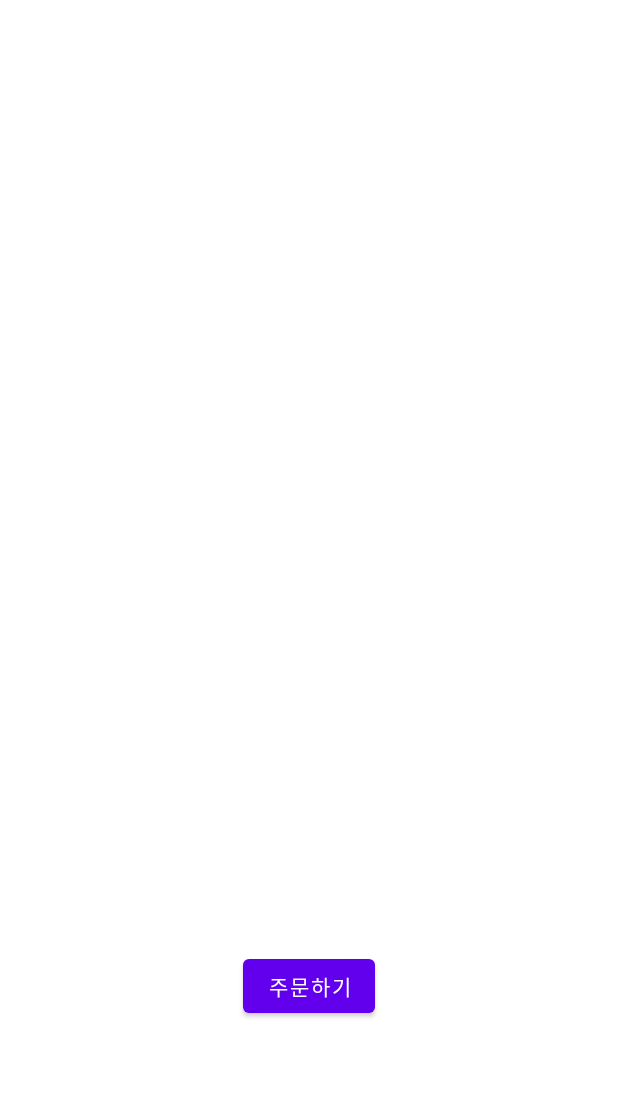
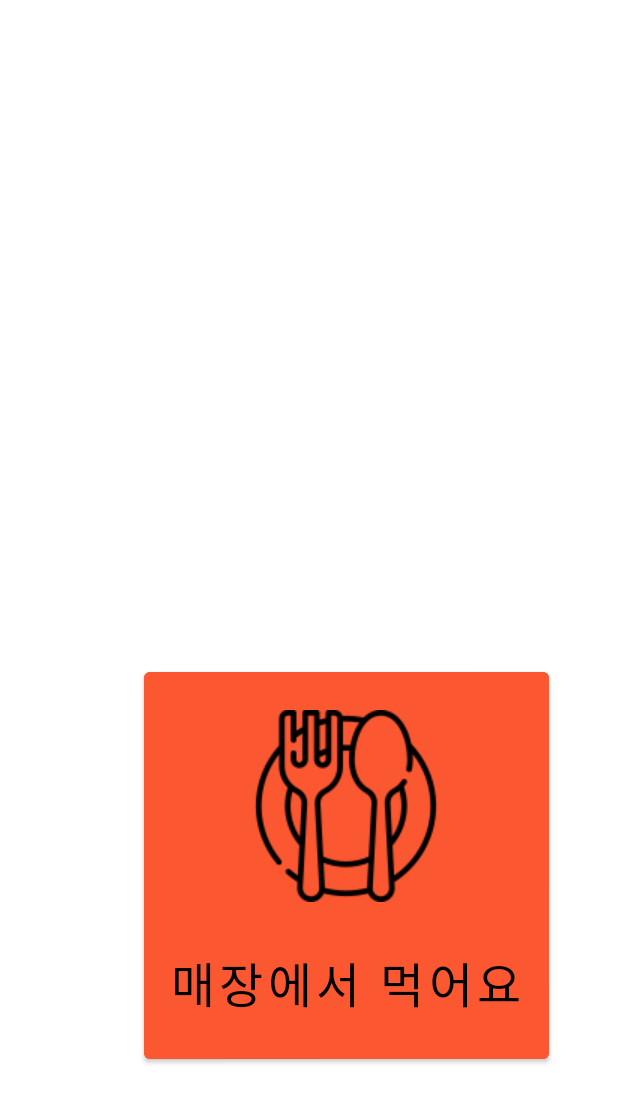
Before and after one commit to eFOROW/kiosk, an Android app: the screen it shows after launch (StartActivity), on a phone screen of 412 x 824 dp. Shown: the top 1103 px of the screen. Run offline under Robolectric (Android 15) with nearby library versions, the phone set to English and light mode, and no system bars.

Commit message:
Add : 시작화면 버튼 디자인 적용

```diff
--- a/app/src/main/java/kr/ac/wsu/kiosk/StartActivity.java
+++ b/app/src/main/java/kr/ac/wsu/kiosk/StartActivity.java
@@ -24,15 +24,25 @@ public class StartActivity extends AppCompatActivity {
             return insets;
         });
 
-        Button start_Btn = (Button) findViewById(R.id.start_Btn);
+        Button pickup_Btn = (Button) findViewById(R.id.pickup_Button);
+        Button sit_Btn = (Button) findViewById(R.id.sit_Button);
 
-        start_Btn.setOnClickListener(new View.OnClickListener() {
+        Button.OnClickListener listener = new Button.OnClickListener() {
             @Override
             public void onClick(View v) {
-                Intent intent = new Intent(StartActivity.this, MainActivity.class);
-                startActivity(intent);
+                int id = v.getId();
+                if (id == R.id.pickup_Button) {
+                    Intent intent = new Intent(StartActivity.this, MainActivity.class);
+                    intent.putExtra("info", "pickup");
+                    startActivity(intent);
+                } else if (id == R.id.sit_Button) {
+                    Intent intent = new Intent(StartActivity.this, MainActivity.class);
+                    intent.putExtra("info", "sit");
+                    startActivity(intent);
+                }
             }
-        });
-
+        };
+        pickup_Btn.setOnClickListener(listener);
+        sit_Btn.setOnClickListener(listener);
     }
 }
--- a/app/src/main/res/layout/activity_main.xml
+++ b/app/src/main/res/layout/activity_main.xml
@@ -31,13 +31,13 @@
 
             <Button
                 android:id="@+id/main_smothie_button"
-                android:text="커피"
+                android:text="스무디"
                 android:layout_width="wrap_content"
                 android:layout_height="wrap_content"/>
 
             <Button
                 android:id="@+id/main_tea_button"
-                android:text="커피"
+                android:text="차"
                 android:layout_width="wrap_content"
                 android:layout_height="wrap_content"/>
 
--- a/app/src/main/res/layout/activity_start.xml
+++ b/app/src/main/res/layout/activity_start.xml
@@ -8,14 +8,35 @@
     tools:context=".StartActivity">
 
     <Button
-        android:id="@+id/start_Btn"
-        android:layout_width="wrap_content"
-        android:layout_height="wrap_content"
-        android:text="주문하기"
+        android:id="@+id/pickup_Button"
+        android:layout_width="270dp"
+        android:layout_height="270dp"
+        android:layout_marginStart="80dp"
+        android:layout_marginBottom="112dp"
+        android:backgroundTint="@color/white"
+        android:drawableTop="@drawable/pickup_icon"
+        android:paddingTop="25dp"
+        android:text="포장해서 갈래요"
+        android:textColor="@color/black"
+        android:textSize="32dp"
         app:layout_constraintBottom_toBottomOf="parent"
         app:layout_constraintEnd_toEndOf="parent"
-        app:layout_constraintStart_toStartOf="parent"
-        app:layout_constraintTop_toTopOf="parent"
-        app:layout_constraintVertical_bias="0.816"/>
+        app:layout_constraintHorizontal_bias="0.0"
+        app:layout_constraintStart_toEndOf="@+id/sit_Button" />
+
+    <Button
+        android:id="@+id/sit_Button"
+        android:layout_width="270dp"
+        android:layout_height="270dp"
+        android:layout_marginStart="96dp"
+        android:layout_marginBottom="112dp"
+        android:backgroundTint="#FB5832"
+        android:drawableTop="@drawable/sit_icon"
+        android:paddingTop="25dp"
+        android:text="매장에서 먹어요"
+        android:textColor="@color/black"
+        android:textSize="32dp"
+        app:layout_constraintBottom_toBottomOf="parent"
+        app:layout_constraintStart_toStartOf="parent" />
 
 </androidx.constraintlayout.widget.ConstraintLayout>
--- a/app/src/main/res/layout/cart_pannel.xml
+++ b/app/src/main/res/layout/cart_pannel.xml
@@ -49,9 +49,11 @@
             </LinearLayout>
 
             <Button
+                android:id="@+id/mian_payment_Button"
                 android:layout_width="110dp"
                 android:layout_height="110dp"
                 android:text="결제하기"/>
+
         </LinearLayout>
 
         <View
```
Also changed, not shown: app/src/main/java/kr/ac/wsu/kiosk/MainActivity.java (+22 -6 lines), app/src/main/res/drawable/round_border.xml (added, +11 -0 lines), app/src/main/res/layout/item_layout.xml (+25 -2 lines), app/src/main/res/drawable/pickup_icon.png (added), app/src/main/res/drawable/sit_icon.png (added).
